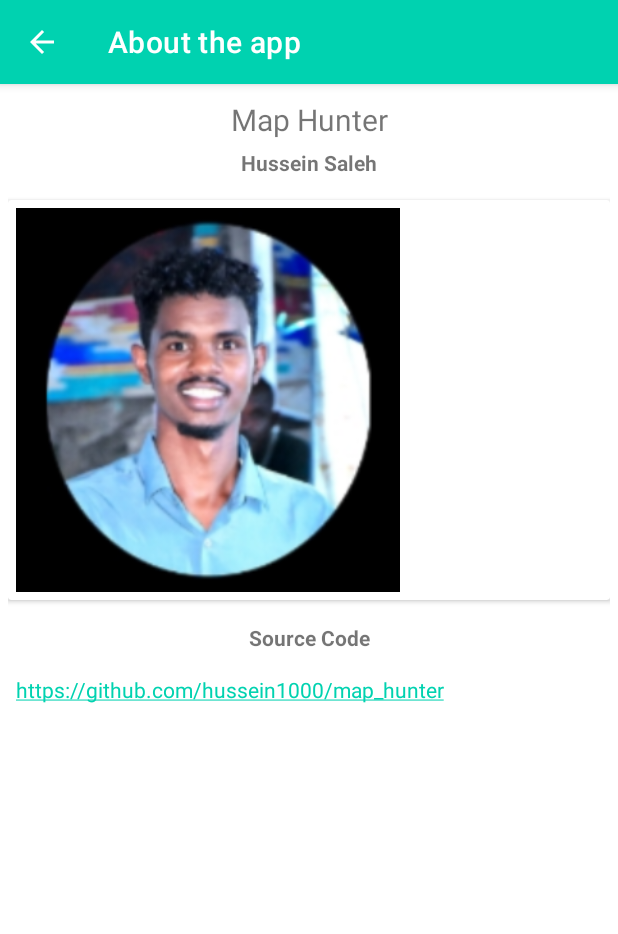
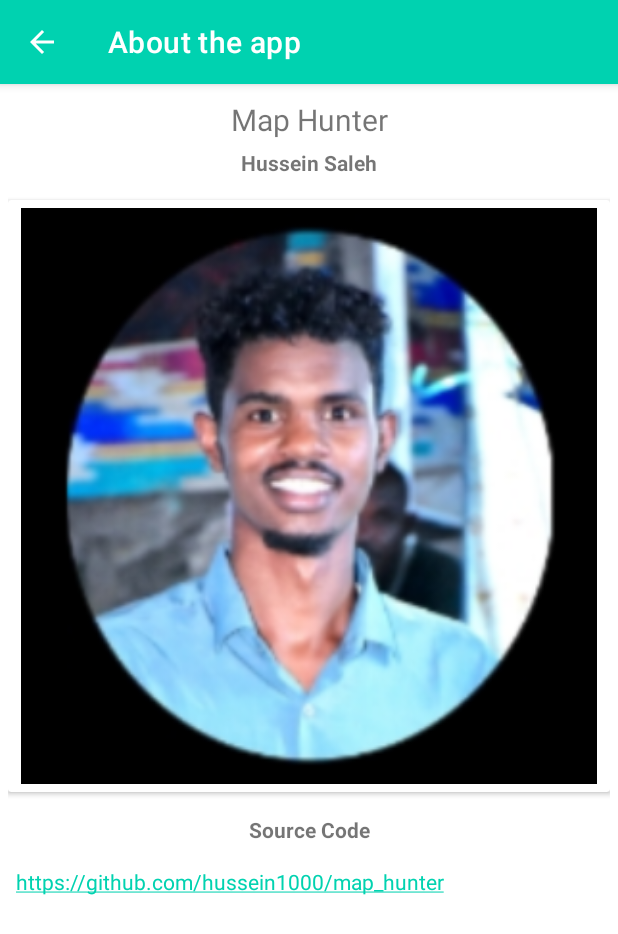
Before and after one commit to hussein1000/map_hunter, an Android app: the AboutActivity screen opened directly, with no data from a screen before it, on a phone screen of 412 x 824 dp. Shown: the top 934 px of the screen. Run offline under Robolectric (Android 15) with nearby library versions, the phone set to English and light mode, and no system bars.

Commit message:
Update activity_about.xml
Center the image and make it a bit larger

```diff
--- a/app/src/main/res/layout/activity_about.xml
+++ b/app/src/main/res/layout/activity_about.xml
@@ -47,18 +47,17 @@
                     android:layout_width="match_parent"
                     android:layout_height="wrap_content"
                     android:orientation="horizontal"
+                    android:gravity="center_horizontal"
                     android:baselineAligned="false">
                     <LinearLayout
-                        android:layout_width="0dp"
-                        android:layout_weight="1"
+                        android:layout_width="wrap_content"
                         android:layout_height="wrap_content"
                         android:orientation="vertical"
                         tools:ignore="UseCompoundDrawables">
                         <ImageView
-                            android:layout_width="256dp"
-                            android:layout_height="256dp"
-                            android:src="@drawable/dev_avatar"
-                            tools:ignore="ContentDescription" />
+                            android:layout_width="384dp"
+                            android:layout_height="384dp"
+                            android:src="@drawable/dev_avatar" />
                     </LinearLayout>
                 </LinearLayout>
             </androidx.cardview.widget.CardView>
```
